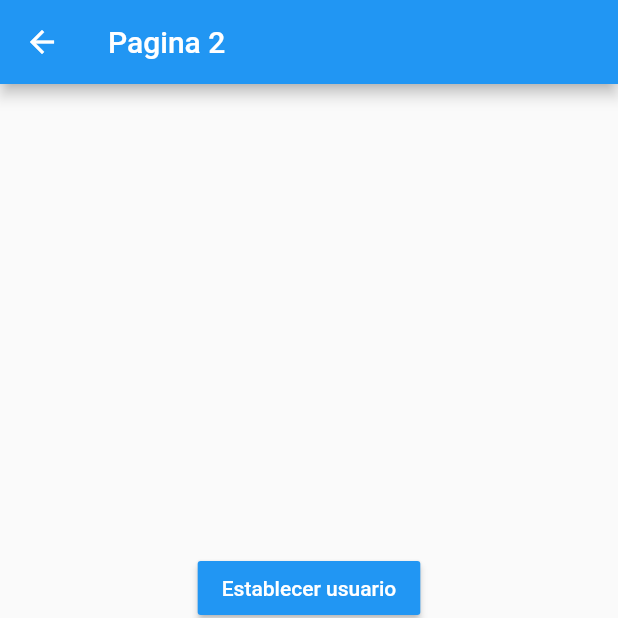
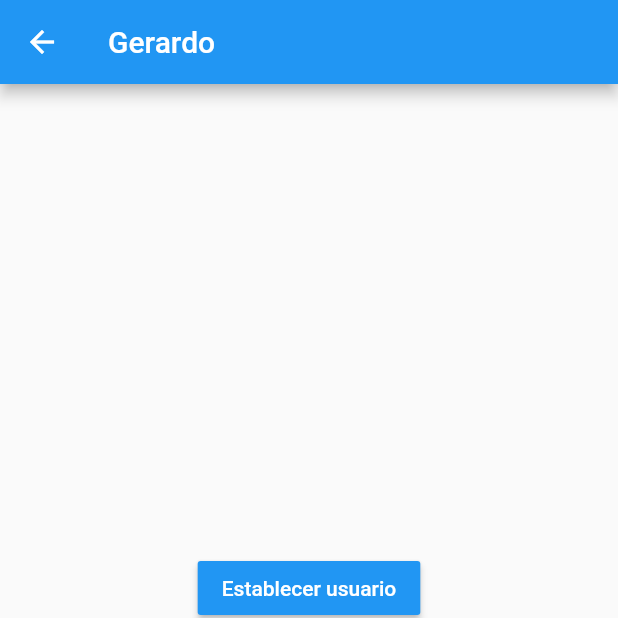
Before and after one commit to GeraSaucedo/flutter_state_management, a Flutter app: the Pagina2Page screen opened by its route, after a tap on "Establecer usuario", on a phone screen of 412 x 824 dp, the top half of it. Run offline on Flutter 3.47's test engine with Material 2 defaults, Android fonts, the phone set to English and light mode, and no system bars.

Commit message:
fin singleton

```diff
--- a/lib/models/usuario.dart
+++ b/lib/models/usuario.dart
@@ -1,7 +1,11 @@
+import 'package:meta/meta.dart';
+
 class Usuario {
   String nombre;
   int edad;
   List<String> profesiones;
 
-  Usuario({this.nombre, this.edad, this.profesiones});
+  Usuario({@required this.nombre, this.edad, this.profesiones})
+  :assert(nombre != null);
+
 }
--- a/lib/pages/pagina1_page.dart
+++ b/lib/pages/pagina1_page.dart
@@ -1,15 +1,24 @@
 import 'package:flutter/material.dart';
-
+import 'package:state_management/models/usuario.dart';
+import 'package:state_management/services/usuario_servic.dart';
 
 class Pagina1Page extends StatelessWidget {
-
   @override
   Widget build(BuildContext context) {
     return Scaffold(
       appBar: AppBar(
         title: Text("Pagina 1"),
       ),
-      body: InformacionUsuario(),
+      body: StreamBuilder(
+        stream: usuarioService.usuarioStream,
+        builder: (BuildContext context, AsyncSnapshot<Usuario> snapshot) {
+          return snapshot.hasData
+              ? InformacionUsuario(usuario: usuarioService.usuario)
+              : Center(
+                  child: Text('No hay informacion del usuario'),
+                );
+        },
+      ),
       floatingActionButton: FloatingActionButton(
         onPressed: () => Navigator.pushNamed(context, 'pagina2'),
         child: Icon(Icons.arrow_right),
@@ -19,6 +28,10 @@ class Pagina1Page extends StatelessWidget {
 }
 
 class InformacionUsuario extends StatelessWidget {
+  final Usuario usuario;
+
+  const InformacionUsuario({@required this.usuario});
+
   @override
   Widget build(BuildContext context) {
     return Container(
@@ -28,15 +41,21 @@ class InformacionUsuario extends StatelessWidget {
       child: Column(
         crossAxisAlignment: CrossAxisAlignment.start,
         children: [
-          Text("General", style: TextStyle(fontSize: 18, fontWeight: FontWeight.bold),),
+          Text(
+            "General",
+            style: TextStyle(fontSize: 18, fontWeight: FontWeight.bold),
+          ),
           Divider(),
           ListTile(
-            title: Text("Nombre: "),
+            title: Text("Nombre: ${usuario.nombre}"),
           ),
           ListTile(
-            title: Text("Edad: "),
+            title: Text("Edad: ${usuario.edad}"),
           ),
-           Text("Profesiones", style: TextStyle(fontSize: 18, fontWeight: FontWeight.bold),),
+          Text(
+            "Profesiones",
+            style: TextStyle(fontSize: 18, fontWeight: FontWeight.bold),
+          ),
           Divider(),
           ListTile(
             title: Text("Profesion 1"),
--- a/lib/pages/pagina2_page.dart
+++ b/lib/pages/pagina2_page.dart
@@ -1,13 +1,18 @@
 import 'package:flutter/material.dart';
-
+import 'package:state_management/models/usuario.dart';
+import 'package:state_management/services/usuario_servic.dart';
 
 class Pagina2Page extends StatelessWidget {
-
   @override
   Widget build(BuildContext context) {
     return Scaffold(
       appBar: AppBar(
-        title: Text("Pagina 2"),
+        title: StreamBuilder(
+          stream: usuarioService.usuarioStream,
+          builder: (BuildContext context, AsyncSnapshot<Usuario> snapshot) {
+            return snapshot.hasData ? Text("${snapshot.data.nombre}") : Text("Pagina 2");
+          },
+        ),
       ),
       body: Center(
         child: Column(
@@ -15,22 +20,37 @@ class Pagina2Page extends StatelessWidget {
           children: [
             MaterialButton(
               color: Colors.blue,
-              onPressed: () {},
-              child: Text("Establecer usuario", style: TextStyle(color: Colors.white),),
+              onPressed: () {
+                final newUser = new Usuario(nombre: "Gerardo", edad: 25);
+
+                usuarioService.cargarUsuario(newUser);
+              },
+              child: Text(
+                "Establecer usuario",
+                style: TextStyle(color: Colors.white),
+              ),
+            ),
+            MaterialButton(
+              color: Colors.blue,
+              onPressed: () {
+                usuarioService.cambiarEdad(30);
+              },
+              child: Text(
+                "Cambiar edad",
+                style: TextStyle(color: Colors.white),
+              ),
             ),
             MaterialButton(
               color: Colors.blue,
               onPressed: () {},
-              child: Text("Cambiar edad", style: TextStyle(color: Colors.white),),
-            ),
-            MaterialButton(
-              color: Colors.blue,
-              onPressed: () {},
-              child: Text("Añadir profesion", style: TextStyle(color: Colors.white),),
+              child: Text(
+                "Añadir profesion",
+                style: TextStyle(color: Colors.white),
+              ),
             ),
           ],
         ),
-     ),
-   );
+      ),
+    );
   }
 }
--- /dev/null
+++ b/lib/services/usuario_servic.dart
@@ -0,0 +1,30 @@
+import 'dart:async';
+import 'package:state_management/models/usuario.dart';
+
+class _UsuarioService {
+  Usuario _usuario;
+
+  StreamController<Usuario> _usuarioStreamController = new StreamController<Usuario>.broadcast();
+
+  Usuario get usuario => this._usuario;
+
+  bool get existeUsuario => (this._usuario != null) ? true : false;
+
+  Stream<Usuario> get usuarioStream => _usuarioStreamController.stream;
+
+  void cambiarEdad(int edad) {
+    this._usuario.edad = edad;
+    _usuarioStreamController.add(this._usuario);
+  }
+
+  void cargarUsuario(Usuario user) {
+    this._usuario = user;
+    _usuarioStreamController.add(user);
+  }
+
+  dispose() {
+    _usuarioStreamController?.close();
+  }
+}
+
+final usuarioService = new _UsuarioService();
```
Lines whose indentation alone changed are shown as unchanged.
